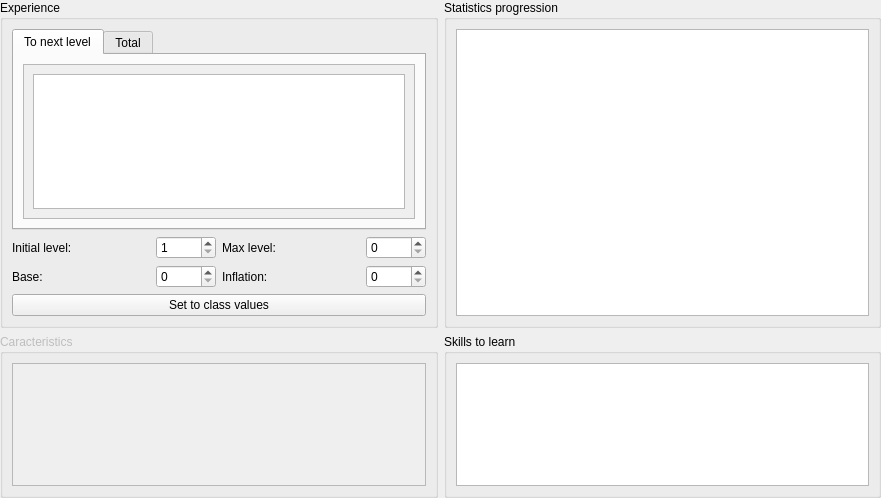
Above: CustomWidgets/paneldatasclass.ui from RPG-Paper-Maker/RPG-Paper-Maker before the change. Below: the same form after it.
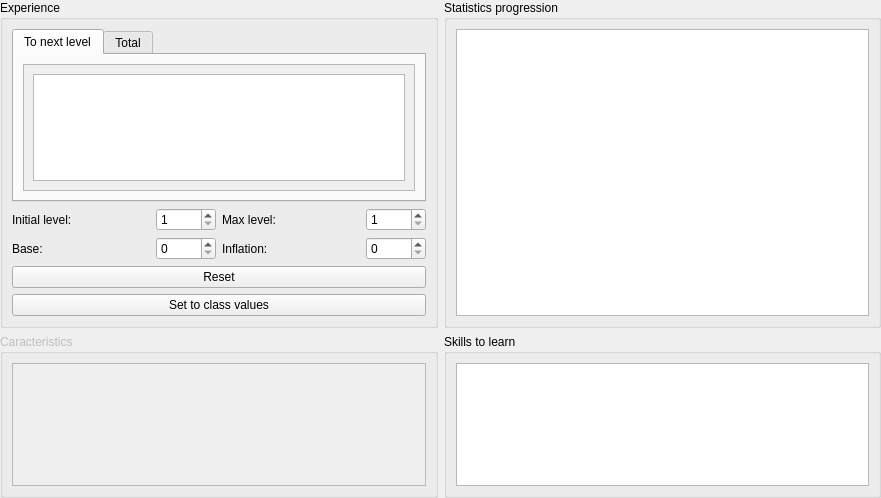
That is the form after the change. Custom widgets are drawn as their Qt base class.

Commit message: Button reset in class panel for experience

Diff of the .ui file:
```diff
--- a/CustomWidgets/paneldatasclass.ui
+++ b/CustomWidgets/paneldatasclass.ui
@@ -37,7 +37,7 @@
         <string>Experience</string>
        </property>
        <layout class="QGridLayout" name="gridLayout_38">
-        <item row="1" column="0">
+        <item row="2" column="0">
          <widget class="QPushButton" name="pushButtonSetClassValues">
           <property name="enabled">
            <bool>true</bool>
@@ -70,7 +70,7 @@
                    <x>0</x>
                    <y>0</y>
                    <width>387</width>
-                   <height>133</height>
+                   <height>102</height>
                   </rect>
                  </property>
                  <layout class="QGridLayout" name="gridLayout_4">
@@ -106,7 +106,7 @@
                    <x>0</x>
                    <y>0</y>
                    <width>387</width>
-                   <height>133</height>
+                   <height>102</height>
                   </rect>
                  </property>
                  <layout class="QGridLayout" name="gridLayout_5">
@@ -189,7 +189,7 @@
                </size>
               </property>
               <property name="minimum">
-               <number>0</number>
+               <number>1</number>
               </property>
               <property name="maximum">
                <number>99999</number>
@@ -223,6 +223,13 @@
           </item>
          </layout>
         </item>
+        <item row="1" column="0">
+         <widget class="QPushButton" name="pushButtonReset">
+          <property name="text">
+           <string>Reset</string>
+          </property>
+         </widget>
+        </item>
        </layout>
       </widget>
      </item>
```
The commit also changes 4 other files.
